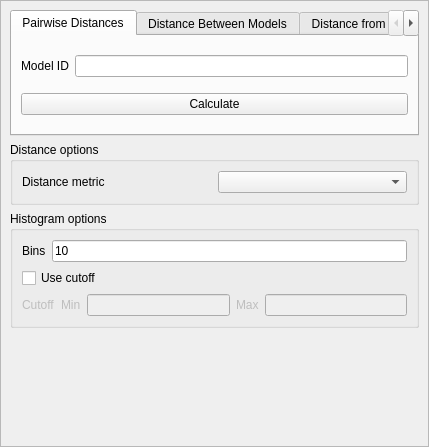
This is src/gui/distances.ui in TheWizier/Genome-Tools-for-ChimeraX as Qt 5 draws it before an edit. The edited form follows.
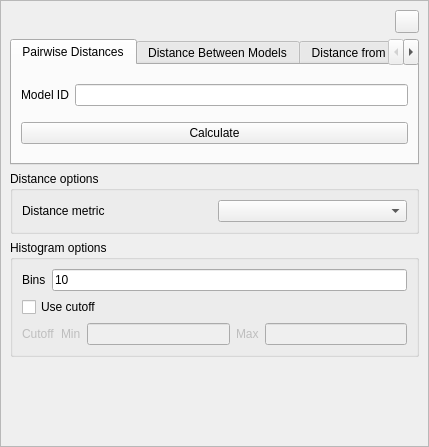
This is the edited form.

Commit message: Added help button to all tools

The edit to the form file:
```diff
--- a/src/gui/distances.ui
+++ b/src/gui/distances.ui
@@ -41,6 +41,30 @@
        </rect>
       </property>
       <layout class="QVBoxLayout" name="verticalLayout_4">
+       <item>
+        <layout class="QHBoxLayout" name="horizontalLayout_2">
+         <item>
+          <spacer name="horizontalSpacer">
+           <property name="orientation">
+            <enum>Qt::Horizontal</enum>
+           </property>
+           <property name="sizeHint" stdset="0">
+            <size>
+             <width>40</width>
+             <height>20</height>
+            </size>
+           </property>
+          </spacer>
+         </item>
+         <item>
+          <widget class="QToolButton" name="infoButton">
+           <property name="toolTip">
+            <string>Help</string>
+           </property>
+          </widget>
+         </item>
+        </layout>
+       </item>
        <item>
         <widget class="QTabWidget" name="tabWidget">
          <property name="currentIndex">
```
The commit also changes 15 other files.
